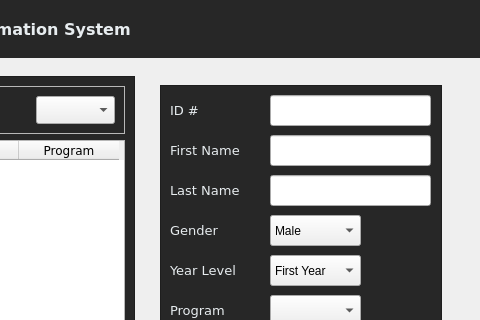
Qt form main_screen.ui (brexer/ccc151-ssis) before a commit; both pictures show x 675 to 1155 and y 0 to 320 of the 1155 by 600 pixel window.
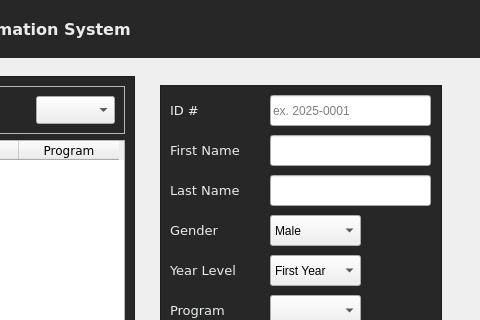
The same form after that commit. The open tabs and pages were chosen to show the change. Icons and pictures are not drawn.

```diff
--- a/main_screen.ui
+++ b/main_screen.ui
@@ -961,6 +961,9 @@
                        <height>31</height>
                       </rect>
                      </property>
+                     <property name="placeholderText">
+                      <string>ex. 2025-0001</string>
+                     </property>
                     </widget>
                     <widget class="QLabel" name="label_20">
                      <property name="geometry">
```
Left out of the diff: 2 changed lines with no effect on the pictures.
